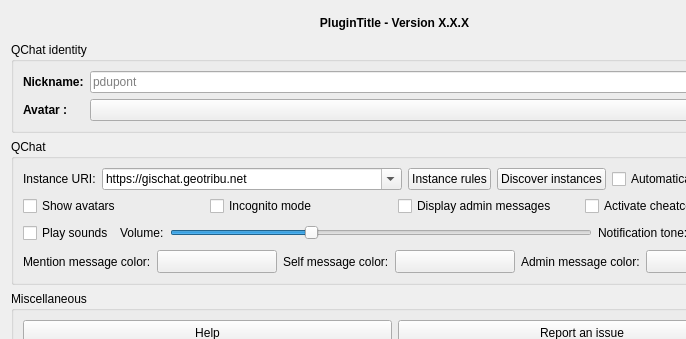
Old version of the form qchat/gui/dlg_settings.ui in the repository geotribu/qchat; both pictures show x 0 to 686 and y 0 to 339 of the 789 by 542 pixel window.
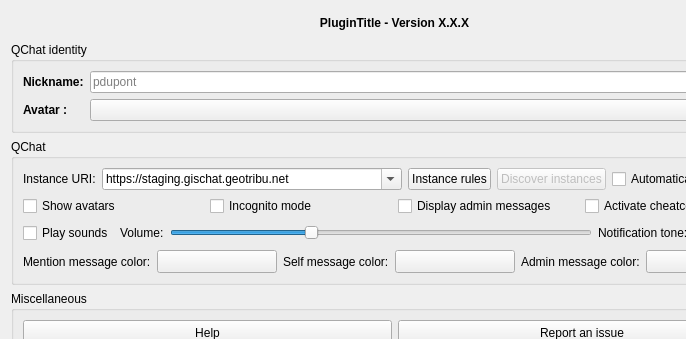
New version of the form. Custom widgets are drawn as their Qt base class.

Patch:
```diff
--- a/qchat/gui/dlg_settings.ui
+++ b/qchat/gui/dlg_settings.ui
@@ -154,16 +154,11 @@
            <bool>true</bool>
           </property>
           <property name="currentText">
-           <string notr="true">https://gischat.geotribu.net</string>
+           <string notr="true">https://staging.gischat.geotribu.net</string>
           </property>
           <item>
            <property name="text">
-            <string notr="true">https://gischat.geotribu.net</string>
-           </property>
-          </item>
-          <item>
-           <property name="text">
-            <string notr="true">https://gischat.geotribu.fr</string>
+            <string notr="true">https://staging.gischat.geotribu.net</string>
            </property>
           </item>
          </widget>
@@ -180,6 +175,9 @@
         </item>
         <item>
          <widget class="QPushButton" name="btn_discover">
+          <property name="enabled">
+           <bool>false</bool>
+          </property>
           <property name="cursor">
            <cursorShape>PointingHandCursor</cursorShape>
           </property>
```
